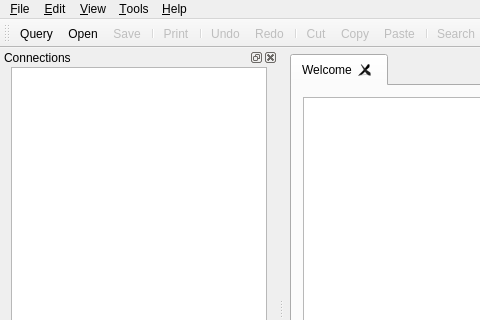
First picture: the form in src/mainwindow.ui, repository FrenchDilettante/dbmaster, before the edit; both pictures show x 0 to 480 and y 0 to 320 of the 840 by 590 pixel window.
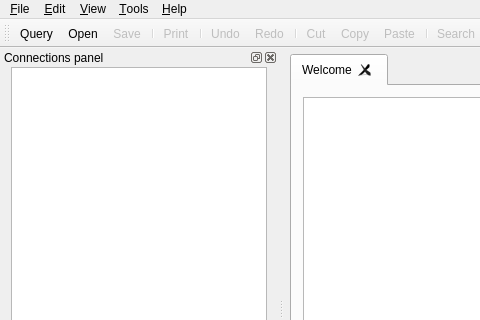
Second picture: the form after the edit. Icons and pictures are not drawn. Custom widgets are drawn as their Qt base class.

Commit message: Màj UI + trad

```diff
--- a/src/mainwindow.ui
+++ b/src/mainwindow.ui
@@ -199,7 +199,7 @@
   <widget class="QStatusBar" name="statusBar"/>
   <widget class="QDockWidget" name="dockWidget">
    <property name="windowTitle">
-    <string>Connections</string>
+    <string>Connections panel</string>
    </property>
    <attribute name="dockWidgetArea">
     <number>1</number>
```
Left out of the diff: 4 changed lines with no effect on the pictures. The commit also changes 1 other file.
